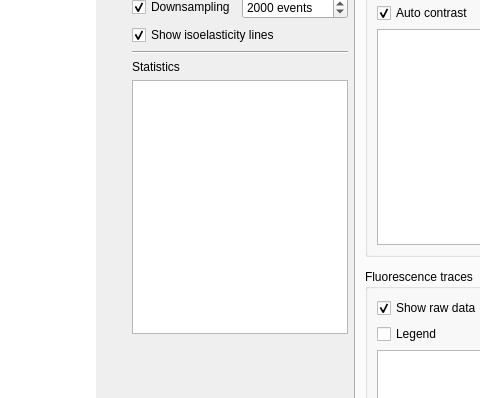
The window that shapeout2/gui/quick_view/qv_main.ui (ZELLMECHANIK-DRESDEN/ShapeOut2) describes before a commit, drawn with Qt 5; both pictures show x 365 to 845 and y 147 to 545 of the 1429 by 746 pixel window.
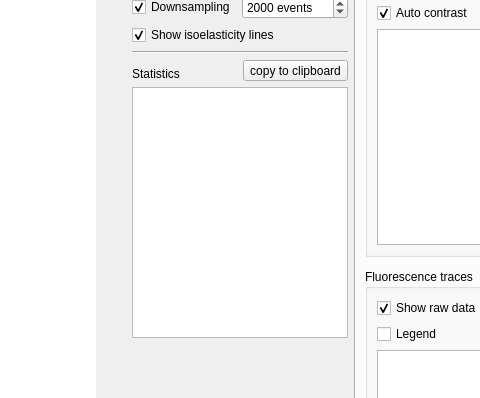
The same window after the commit. Icons and pictures are not drawn. Custom widgets are drawn as their Qt base class.

Commit message: feat: add button to copy Quick View statistics to clipboard

What changed in the file:
```diff
--- a/shapeout2/gui/quick_view/qv_main.ui
+++ b/shapeout2/gui/quick_view/qv_main.ui
@@ -335,11 +335,28 @@
        </widget>
       </item>
       <item>
+       <layout class="QHBoxLayout" name="horizontalLayout_6">
+        <property name="topMargin">
+         <number>0</number>
+        </property>
+        <item>
        <widget class="QLabel" name="label_5">
         <property name="text">
          <string>Statistics</string>
         </property>
-       </widget>
+          <property name="alignment">
+           <set>Qt::AlignBottom|Qt::AlignLeading|Qt::AlignLeft</set>
+          </property>
+         </widget>
+        </item>
+        <item>
+         <widget class="QToolButton" name="toolButton_stats2clipboard">
+          <property name="text">
+           <string>copy to clipboard</string>
+          </property>
+         </widget>
+        </item>
+       </layout>
       </item>
       <item>
        <widget class="KeyValueTableWidget" name="tableWidget_stat">
```
Lines whose indentation alone changed are shown as unchanged. The commit also changes 3 other files.
